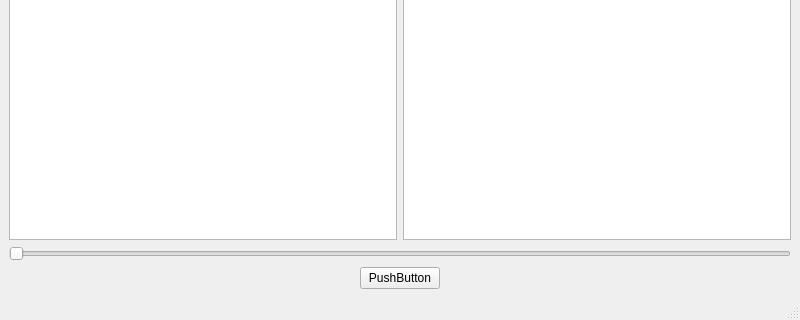
First picture: the form in ui/ImageWindow.ui, repository thiess-cristian/ImageProcessing, before the edit; both pictures show x 0 to 800 and y 280 to 600 of the 800 by 600 pixel window.
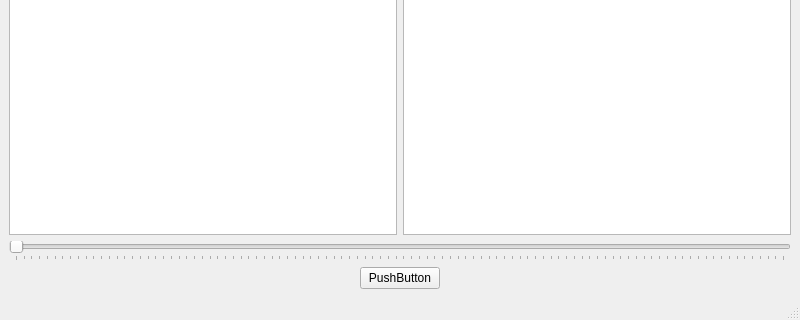
Second picture: the form after the edit.

Commit message: added histogram for grayscale images

What changed in the file:
```diff
--- a/ui/ImageWindow.ui
+++ b/ui/ImageWindow.ui
@@ -56,9 +56,18 @@
     </item>
     <item row="1" column="0" colspan="4">
      <widget class="QSlider" name="horizontalSliderZoom">
+      <property name="maximum">
+       <number>198</number>
+      </property>
       <property name="orientation">
        <enum>Qt::Horizontal</enum>
       </property>
+      <property name="tickPosition">
+       <enum>QSlider::TicksBelow</enum>
+      </property>
+      <property name="tickInterval">
+       <number>2</number>
+      </property>
      </widget>
     </item>
    </layout>
```
The commit also changes 3 other files.
